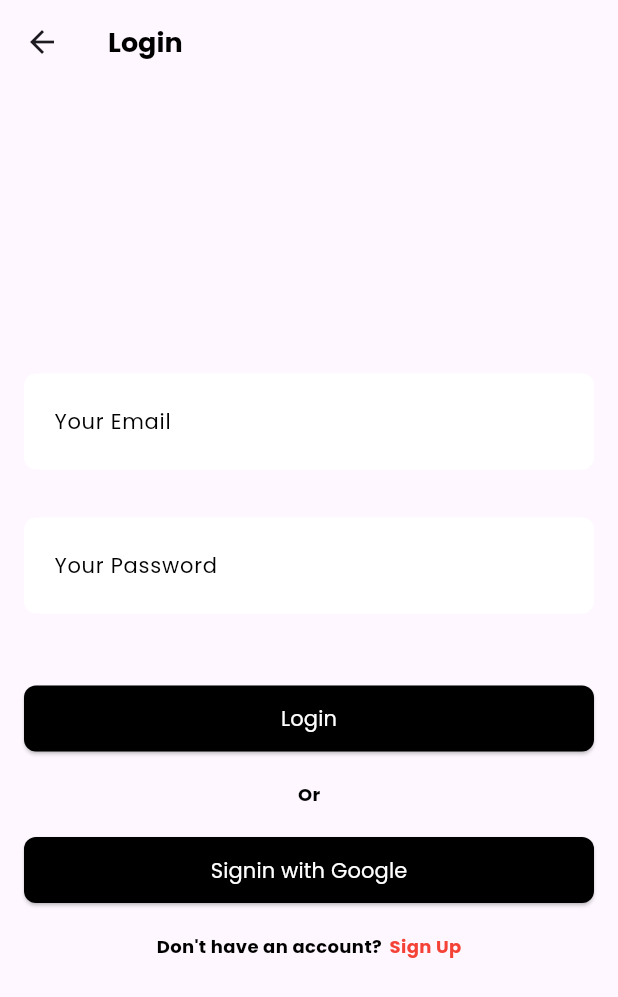
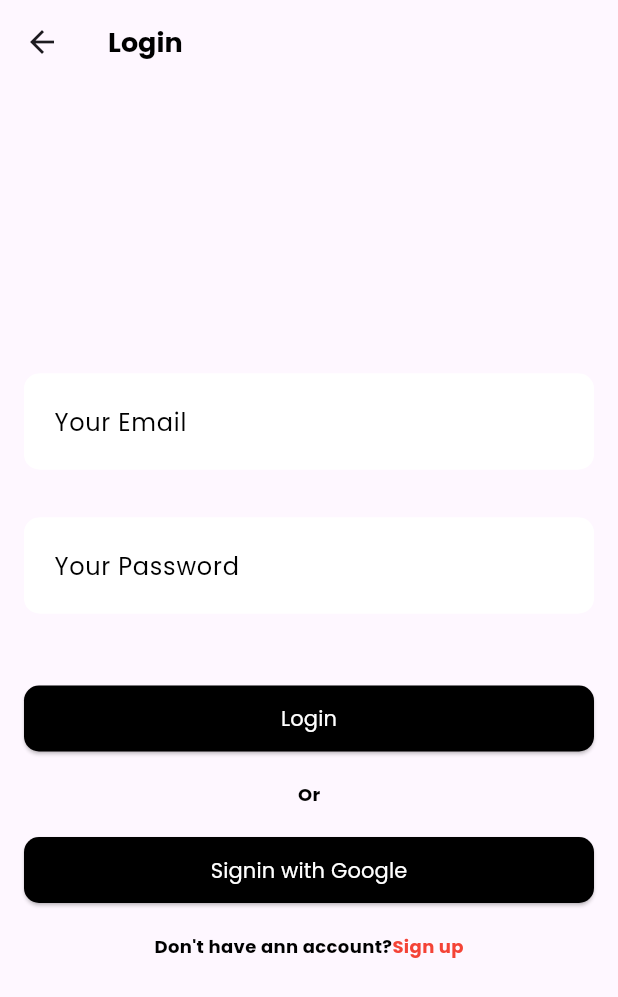
Before and after one commit to khalllishaa/firebase, a Flutter app: the SignupPage screen opened directly, after a tap on "Login", on a phone screen of 412 x 824 dp. Shown: the top 997 px of the screen. Run offline on Flutter 3.47's test engine with Material 3 defaults, Android fonts, the phone set to English and light mode, and no system bars; our stand-ins replace firebase_auth, firebase_core, firebase_messaging, google_fonts, google_sign_in; accounts and stored records are empty; network calls fail.

Commit message:
fix: [KH] styling login & sign up

```diff
--- a/lib/main.dart
+++ b/lib/main.dart
@@ -21,6 +21,7 @@ class MyApp extends StatelessWidget {
       theme: ThemeData(
         colorScheme: ColorScheme.fromSeed(seedColor: Colors.deepPurple),
         useMaterial3: true,
+        fontFamily: 'Poppins',
       ),
       home: LoginPage(),
     );
@@ -69,9 +70,9 @@ class _MyHomePageState extends State<MyHomePage> {
     // than having to individually change instances of widgets.
     return Scaffold(
       appBar: AppBar(
-        // TRY THIS: Try changing the color.dart here to a specific color.dart (to
+        // TRY THIS: Try changing the AppStyles.dart here to a specific AppStyles.dart (to
         // Colors.amber, perhaps?) and trigger a hot reload to see the AppBar
-        // change color.dart while the other colors stay the same.
+        // change AppStyles.dart while the other colors stay the same.
         backgroundColor: Theme.of(context).colorScheme.inversePrimary,
         // Here we take the value from the MyHomePage object that was created by
         // the App.build method, and use it to set our appbar title.
--- a/lib/pages/login_page.dart
+++ b/lib/pages/login_page.dart
@@ -2,9 +2,8 @@ import 'package:firebase/pages/signup_page.dart';
 import 'package:flutter/material.dart';
 import 'dart:developer';
 import '../auth_service.dart';
-import '../widgets/color.dart';
+import '../widgets/AppStyles.dart';
 import '../widgets/my_button.dart';
-import '../widgets/my_text.dart';
 import '../widgets/my_text_field.dart';
 import 'home_page.dart';
 
@@ -33,12 +32,7 @@ class _LoginPageState extends State<LoginPage> {
   Widget build(BuildContext context) {
     return Scaffold(
       appBar: AppBar(
-        title: MyText(
-          text: "Login",
-          color: textColor,
-          fontsize: 18,
-          fontWeight: FontWeight.bold,
-        ),
+        title: Text('Login', style: AppStyles.heading1),
       ),
       body: Center(
         child: SingleChildScrollView(
@@ -49,37 +43,30 @@ class _LoginPageState extends State<LoginPage> {
               MyTextField(
                 hintText: "Your Email",
                 isObsecure: false,
-                fontsize: 14,
                 controller: _email,
               ),
-              const SizedBox(height: 16),
+              SizedBox(height: AppStyles.spaceM),
               MyTextField(
                 hintText: "Your Password",
                 isObsecure: true,
-                fontsize: 14,
                 controller: _password,
               ),
-              const SizedBox(height: 30),
+              SizedBox(height: AppStyles.spaceXL),
               MyButton(
                 text: "Login",
-                color: textColor,
+                color: AppStyles.textColor,
                 onPressed: _login,
                 fontSize: 14,
                 fontWeight: FontWeight.normal,
               ),
-              const SizedBox(height: 10),
-              MyText(
-                text: "Or",
-                color: textColor,
-                fontsize: 12,
-                fontWeight: FontWeight.bold,
-              ),
-              const SizedBox(height: 10),
+              SizedBox(height: AppStyles.spaceS),
+              Text('Or', style: AppStyles.caption),
+              SizedBox(height: AppStyles.spaceS),
               isLoading
                   ?const CircularProgressIndicator():
               MyButton(
                 text: 'Signin with Google',
-                color: textColor,
+                color: AppStyles.textColor,
                 onPressed: () async {
                   setState(() {
                     isLoading = true;
@@ -92,25 +79,15 @@ class _LoginPageState extends State<LoginPage> {
                 fontSize: 14,
                 fontWeight: FontWeight.normal,
               ),
-              const SizedBox(height: 10),
+              SizedBox(height: AppStyles.spaceS),
               Row(
                 mainAxisAlignment: MainAxisAlignment.center,
                 children: [
-                  MyText(
-                    text: "Don't have an account?",
-                    color: textColor,
-                    fontsize: 12,
-                    fontWeight: FontWeight.bold,
-                  ),
-                  const SizedBox(width: 5),
+                  Text("Don't have ann account?", style: AppStyles.caption),
+                  SizedBox(height: AppStyles.spaceXS),
                   InkWell(
                     onTap: () => goToSignup(context),
-                    child: MyText(
-                      text: "Sign Up",
-                      color: higlightColor,
-                      fontsize: 12,
-                      fontWeight: FontWeight.bold,
-                    ),
+                    child: Text('Sign up', style: AppStyles.inkwell),
                   ),
                 ],
               ),
--- a/lib/pages/signup_page.dart
+++ b/lib/pages/signup_page.dart
@@ -5,9 +5,8 @@ import 'package:firebase/pages/login_page.dart';
 import 'package:flutter/material.dart';
 
 import '../auth_service.dart';
-import '../widgets/color.dart';
+import '../widgets/AppStyles.dart';
 import '../widgets/my_button.dart';
-import '../widgets/my_text.dart';
 import '../widgets/my_text_field.dart';
 
 class SignupPage extends StatefulWidget {
@@ -35,61 +34,48 @@ class _SignupPageState extends State<SignupPage> {
   Widget build(BuildContext context) {
     return Scaffold(
       appBar: AppBar(
-        title: MyText(text: "Sign Up", color: textColor, fontsize: 18, fontWeight: FontWeight.bold),
+        title: Text('Sign Up', style: AppStyles.heading1),
       ),
       body: Center(
         child: SingleChildScrollView(
-          padding: const EdgeInsets.all(16.0),
+          padding: const EdgeInsets.all(AppStyles.paddingL),
           child: Column(
             mainAxisSize: MainAxisSize.min,
             children: [
               MyTextField(
                 hintText: "Your Name",
                 isObsecure: false,
-                fontsize: 15,
                 controller: _name,
               ),
-              const SizedBox(height: 16),
+              SizedBox(height: AppStyles.spaceM),
               MyTextField(
                 hintText: "Your Email",
                 isObsecure: false,
-                fontsize: 15,
                 controller: _email,
               ),
-              const SizedBox(height: 16),
+              SizedBox(height: AppStyles.spaceM),
               MyTextField(
                 hintText: "Your Password",
                 isObsecure: true,
-                fontsize: 15,
                 controller: _password,
               ),
-              const SizedBox(height: 30),
+              SizedBox(height: AppStyles.spaceXL),
               MyButton(
                 text: "Signup",
-                color: textColor,
+                color: AppStyles.textColor,
                 onPressed: _signup,
                 fontSize: 14,
                 fontWeight: FontWeight.normal,
               ),
-              const SizedBox(height: 20),
+              SizedBox(height: AppStyles.spaceL),
               Row(
                 mainAxisAlignment: MainAxisAlignment.center,
                 children: [
-                  MyText(
-                    text: "Already have an account?",
-                    color: textColor,
-                    fontsize: 12,
-                    fontWeight: FontWeight.bold,
-                  ),
-                  const SizedBox(width: 5),
+                  Text('Already have an account', style: AppStyles.caption),
+                  SizedBox(height: AppStyles.spaceXS),
                   InkWell(
                     onTap: () => goToLogin(context),
-                    child: MyText(
-                      text: "Login",
-                      color: higlightColor,
-                      fontsize: 12,
-                      fontWeight: FontWeight.bold,
-                    ),
+                    child: Text('Login', style: AppStyles.inkwell),
                   ),
                 ],
               ),
--- /dev/null
+++ b/lib/widgets/AppStyles.dart
@@ -0,0 +1,37 @@
+import 'package:flutter/material.dart';
+
+class AppStyles {
+
+  // color
+  static const Color textColor = Color(0xFF000000);
+  static const Color backGroundColor = Color(0xFFFFFFFF);
+  static const Color higlightColor = Color(0xFFF44336);
+
+  // padding & margin
+  static const double paddingXS = 4.0;
+  static const double paddingS = 8.0;
+  static const double paddingM = 12.0;
+  static const double paddingL = 16.0;
+  static const double paddingXL = 20.0;
+
+  // Border Radius
+  static const double radiusS = 10.0;
+  static const double radiusM = 12.0;
+  static const double radiusL = 16.0;
+  static const double radiusXL = 20.0;
+  static const double radiusXXL = 25.0;
+
+  // text
+  static TextStyle heading1 = TextStyle(fontSize: 18, fontFamily: 'Poppins', fontWeight: FontWeight.bold, color: AppStyles.textColor,);
+  static TextStyle caption = TextStyle(fontSize: 12, fontFamily: 'Poppins', fontWeight: FontWeight.bold, color: AppStyles.textColor,);
+  static TextStyle inkwell = TextStyle(fontSize: 12, fontFamily: 'Poppins', fontWeight: FontWeight.bold, color: AppStyles.higlightColor,);
+
+  // Spacing
+  static const double spaceXXS = 2.0;
+  static const double spaceXS = 5.0;
+  static const double spaceS = 10.0;
+  static const double spaceM = 16.0;
+  static const double spaceL = 20.0;
+  static const double spaceXL = 30.0;
+  static const double spaceXXL = 50.0;
+}
--- a/lib/widgets/color.dart
+++ /dev/null
@@ -1,5 +0,0 @@
-import 'dart:ui';
-
-const Color textColor = Color(0xFF000000);
-const Color backGroundColor = Color(0xFFFFFFFF);
-const Color higlightColor = Color(0xFFF44336);
--- a/lib/widgets/my_button.dart
+++ b/lib/widgets/my_button.dart
@@ -4,7 +4,7 @@ import 'package:flutter/cupertino.dart';
 import 'package:flutter/material.dart';
 import 'package:google_fonts/google_fonts.dart';
 
-import 'color.dart';
+import 'AppStyles.dart';
 
 class MyButton extends StatelessWidget {
   final String text;
@@ -18,17 +18,17 @@ class MyButton extends StatelessWidget {
   Widget build(BuildContext context) {
     return Container(
       width: double.infinity,
-      margin: const EdgeInsets.symmetric(vertical: 8),
+      margin: const EdgeInsets.symmetric(vertical: AppStyles.paddingS),
       child: ElevatedButton(
           onPressed: onPressed,
           style: ElevatedButton.styleFrom(
-              backgroundColor: textColor,
-              padding: const EdgeInsets.symmetric(horizontal: 16, vertical: 12),
+              backgroundColor: AppStyles.textColor,
+              padding: const EdgeInsets.symmetric(horizontal: AppStyles.paddingL, vertical: AppStyles.paddingM),
               shape: RoundedRectangleBorder(
-                  borderRadius: BorderRadius.circular(8))),
+                  borderRadius: BorderRadius.circular(AppStyles.radiusS))),
           child: Text(
             text,
-            style: GoogleFonts.poppins(color: backGroundColor, fontSize: fontSize, fontWeight: fontWeight),
+            style: GoogleFonts.poppins(color: AppStyles.backGroundColor, fontSize: fontSize, fontWeight: fontWeight),
           )),
     );
   }
--- a/lib/widgets/my_text.dart
+++ /dev/null
@@ -1,29 +0,0 @@
-import 'package:flutter/cupertino.dart';
-import 'package:google_fonts/google_fonts.dart';
-
-class MyText extends StatelessWidget {
-  final String text;
-  final Color color;
-  final double fontsize;
-  final FontWeight fontWeight;
-
-  const MyText(
-      {super.key,
-        required this.text,
-        required this.color,
-        required this.fontsize,
-        required this.fontWeight,
-      });
-
-  @override
-  Widget build(BuildContext context) {
-    return Text(
-      text,
-      style: GoogleFonts.poppins(
-        color: color,
-        fontSize: fontsize,
-        fontWeight: fontWeight,
-      ),
-    );
-  }
-}
--- a/lib/widgets/my_text_field.dart
+++ b/lib/widgets/my_text_field.dart
@@ -2,59 +2,56 @@ import 'package:flutter/cupertino.dart';
 import 'package:flutter/material.dart';
 import 'package:google_fonts/google_fonts.dart';
 
-import 'color.dart';
+import 'AppStyles.dart';
 
 class MyTextField extends StatelessWidget {
   final String hintText;
   final bool isObsecure;
-  final double fontsize;
   final TextEditingController? controller;
   const MyTextField(
       {super.key,
         required this.hintText,
         required this.isObsecure,
-        required this.fontsize,
         this.controller});
 
   @override
   Widget build(BuildContext context) {
     return Container(
       width: double.infinity,
-      margin: const EdgeInsets.symmetric(vertical: 8),
+      margin: const EdgeInsets.symmetric(vertical: AppStyles.paddingS),
       decoration: BoxDecoration(
-        color: backGroundColor,
-        borderRadius: BorderRadius.circular((8)),
+        color: AppStyles.backGroundColor,
+        borderRadius: BorderRadius.circular(AppStyles.radiusS),
       ),
       child: TextField(
         controller: controller,
         decoration: InputDecoration(
           hintText: hintText,
           hintStyle: GoogleFonts.poppins(
-            color: textColor,
-            fontSize: fontsize,
+            color: AppStyles.textColor,
           ),
           border: InputBorder.none,
           contentPadding: const EdgeInsets.symmetric(
-            horizontal: 16,
-            vertical: 20,
+            horizontal: AppStyles.paddingL,
+            vertical: AppStyles.paddingXL,
           ),
           focusedBorder: OutlineInputBorder(
             borderSide: BorderSide(
-              color: textColor,
+              color: AppStyles.textColor,
               width: 3.0,
             ),
-            borderRadius: BorderRadius.circular(12),
+            borderRadius: BorderRadius.circular(AppStyles.radiusM),
           ),
           enabledBorder: OutlineInputBorder(
             borderSide: BorderSide(
-              color: backGroundColor,
+              color: AppStyles.backGroundColor,
               width: 2.0,
             ),
-            borderRadius: BorderRadius.circular(12),
+            borderRadius: BorderRadius.circular(AppStyles.radiusM),
           ),
         ),
         style: GoogleFonts.poppins(
-          color: textColor,
+          color: AppStyles.textColor,
         ),
         obscureText: isObsecure,
       ),
```
Also changed, not shown: assets/font/Poppins/OFL.txt (added, +93 -0 lines), lib/pages/home_page.dart (+3 -4 lines), pubspec.yaml (+7 -6 lines), assets/font/Poppins/Poppins-Bold.ttf (added), assets/font/Poppins/Poppins-Regular.ttf (added), assets/font/Poppins/Poppins-SemiBold.ttf (added), 2 other files.
